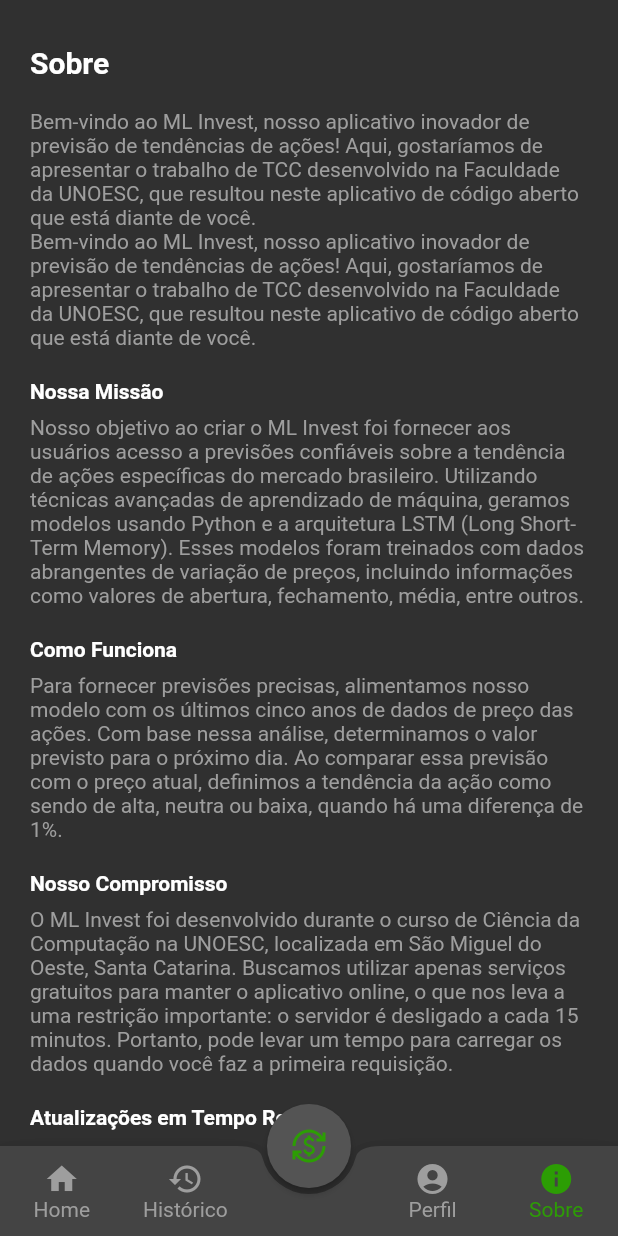
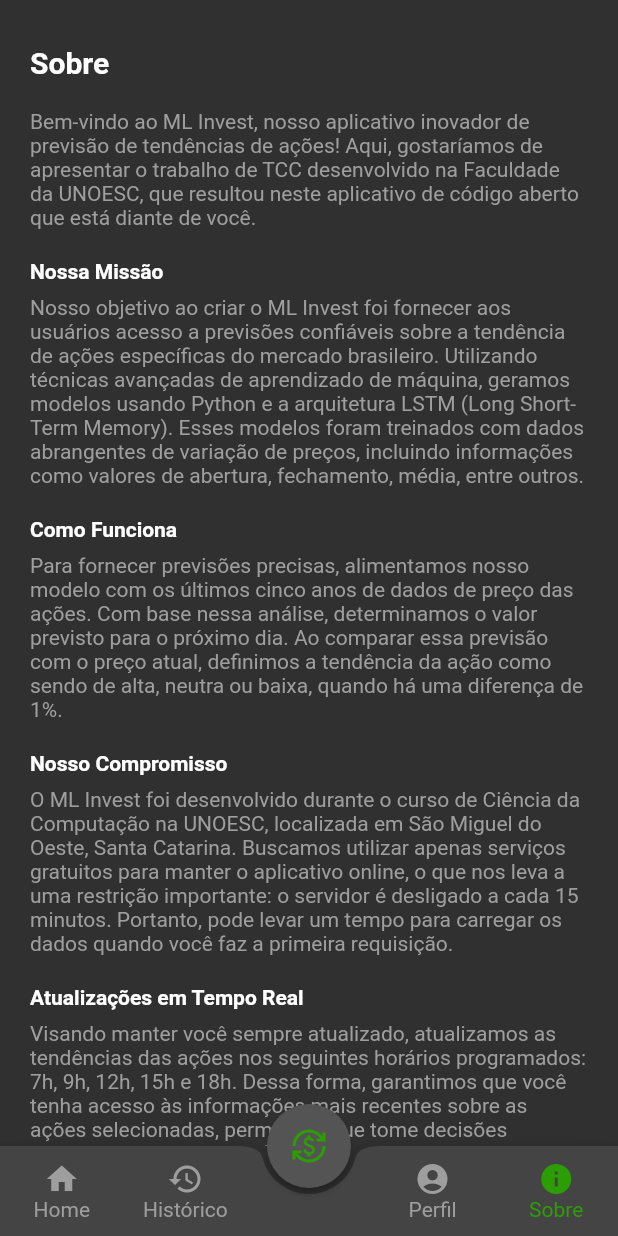
Before and after one commit to andremoreirasmo/ml-invest-app, a Flutter app: the screen it shows after launch, item 4 of the bottom bar chosen, on a phone screen of 412 x 824 dp. Run offline on Flutter 3.47's test engine with Material 2 defaults, Android fonts, the phone set to English and light mode, and no system bars; our stand-ins replace flutter_svg, get, get_storage, lottie, skeletons, syncfusion_flutter_charts; accounts and stored records are empty; network calls fail; project files that could hold a hidden picture were left out.

Commit message:
Removed dupliced code

```diff
--- a/lib/pages/about_page.dart
+++ b/lib/pages/about_page.dart
@@ -27,10 +27,6 @@
               ),
               const SizedBox(
                 height: 20,
-              ),
-              const Text(
-                "Bem-vindo ao ML Invest, nosso aplicativo inovador de previsão de tendências de ações! Aqui, gostaríamos de apresentar o trabalho de TCC desenvolvido na Faculdade da UNOESC, que resultou neste aplicativo de código aberto que está diante de você.",
-                style: TextStyle(color: Colors.grey),
               ),
               const Text(
                 "Bem-vindo ao ML Invest, nosso aplicativo inovador de previsão de tendências de ações! Aqui, gostaríamos de apresentar o trabalho de TCC desenvolvido na Faculdade da UNOESC, que resultou neste aplicativo de código aberto que está diante de você.",
```
